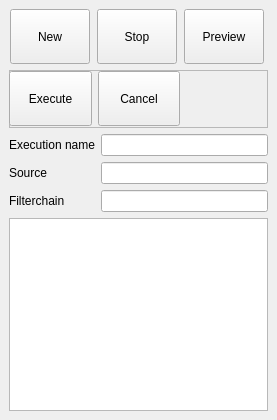
Before: the Qt Designer form SeaGoatVision/client/qt/uifiles/WinExecution.ui in Octets/SeaGoatVision, drawn with Qt 5.
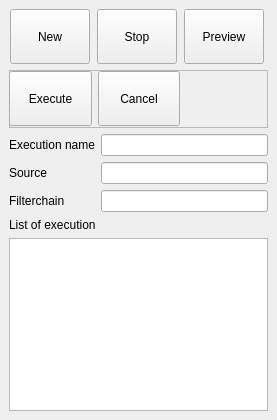
After: the same form once the commit is applied.

Commit message: Can execute empty filterchain. Improve WinExecution and fix some bug. They have restriction because server can only execute one filterchain.

Diff of the .ui file:
```diff
--- a/SeaGoatVision/client/qt/uifiles/WinExecution.ui
+++ b/SeaGoatVision/client/qt/uifiles/WinExecution.ui
@@ -191,7 +191,14 @@
        </layout>
       </item>
       <item>
-       <widget class="QListWidget" name="listWidget"/>
+       <widget class="QLabel" name="label_4">
+        <property name="text">
+         <string>List of execution</string>
+        </property>
+       </widget>
+      </item>
+      <item>
+       <widget class="QListWidget" name="lstExecution"/>
       </item>
      </layout>
     </item>
```
The commit also changes 8 other files.
